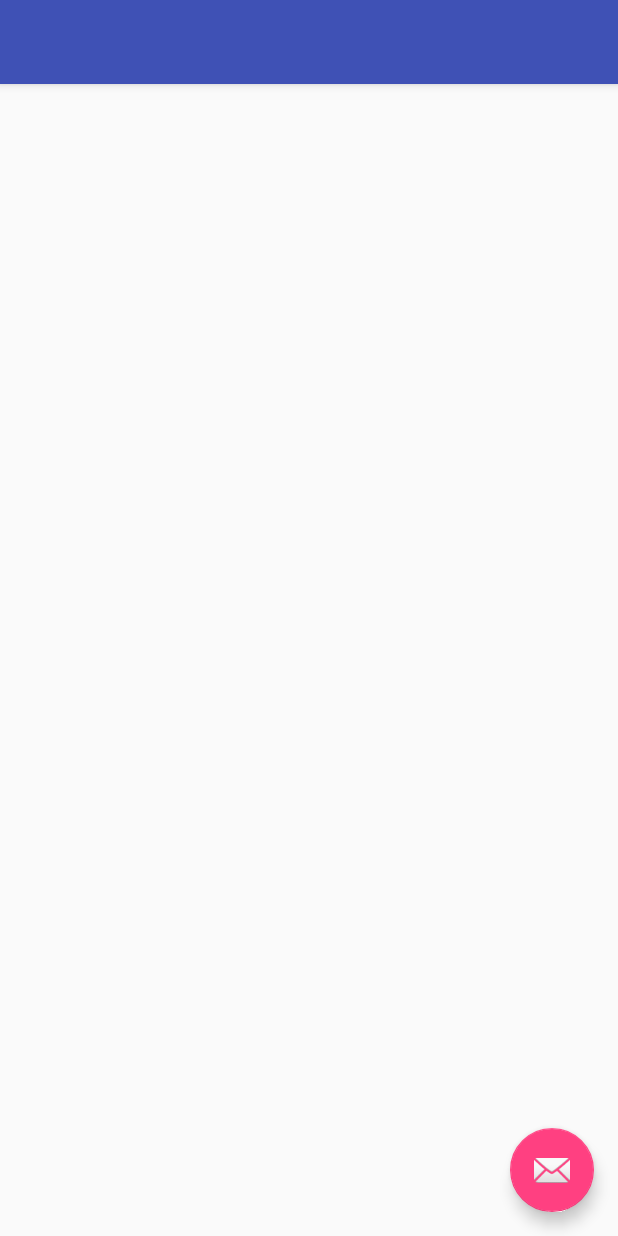
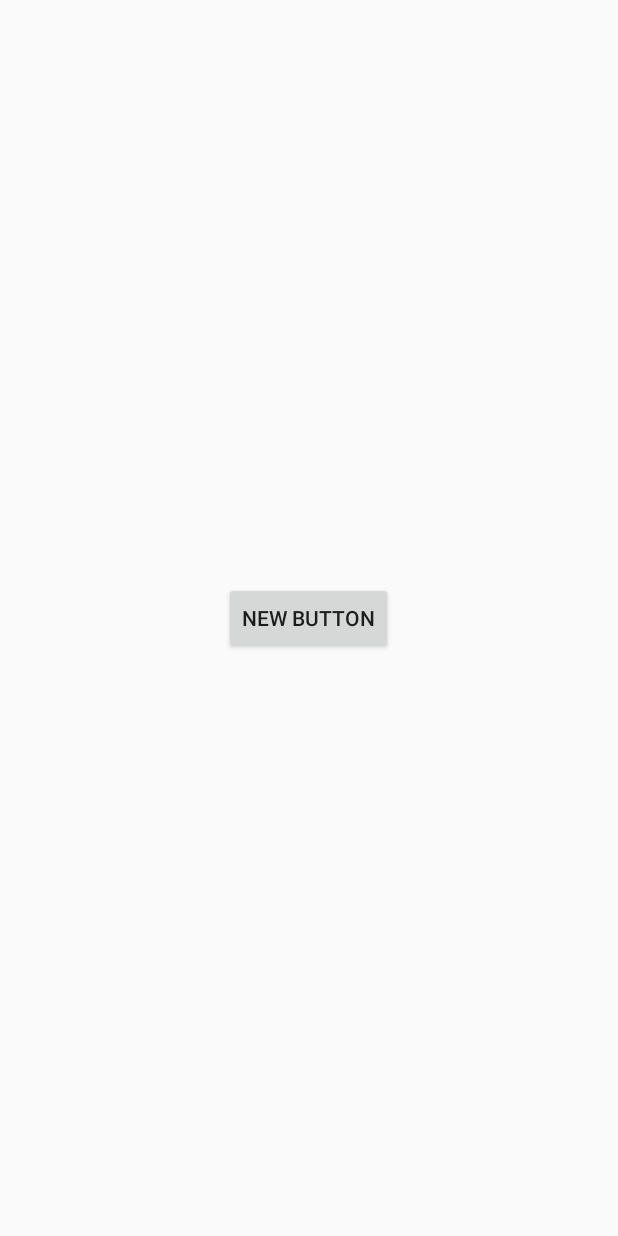
Before and after one commit to EjemplosAndroid/PruebaGitHub, an Android app: the screen it shows after launch (MainActivity), on a phone screen of 412 x 824 dp. Run offline under Robolectric (Android 15) with nearby library versions, the phone set to English and light mode, and no system bars.

Commit message:
add boton xml

```diff
--- a/app/src/main/res/layout/activity_main.xml
+++ b/app/src/main/res/layout/activity_main.xml
@@ -1,25 +1,16 @@
 <?xml version="1.0" encoding="utf-8"?>
-<android.support.design.widget.CoordinatorLayout
+<RelativeLayout
     xmlns:android="http://schemas.android.com/apk/res/android"
     xmlns:app="http://schemas.android.com/apk/res-auto"
     xmlns:tools="http://schemas.android.com/tools" android:layout_width="match_parent"
     android:layout_height="match_parent" android:fitsSystemWindows="true"
     tools:context=".MainActivity">
 
-    <android.support.design.widget.AppBarLayout android:layout_height="wrap_content"
-        android:layout_width="match_parent" android:theme="@style/AppTheme.AppBarOverlay">
-
-        <android.support.v7.widget.Toolbar android:id="@+id/toolbar"
-            android:layout_width="match_parent" android:layout_height="?attr/actionBarSize"
-            android:background="?attr/colorPrimary" app:popupTheme="@style/AppTheme.PopupOverlay" />
-
-    </android.support.design.widget.AppBarLayout>
-
-    <include layout="@layout/content_main" />
-
-    <android.support.design.widget.FloatingActionButton android:id="@+id/fab"
-        android:layout_width="wrap_content" android:layout_height="wrap_content"
-        android:layout_gravity="bottom|end" android:layout_margin="@dimen/fab_margin"
-        android:src="@android:drawable/ic_dialog_email" />
-
-</android.support.design.widget.CoordinatorLayout>
+    <Button
+        android:layout_width="wrap_content"
+        android:layout_height="wrap_content"
+        android:text="New Button"
+        android:id="@+id/button"
+        android:layout_centerVertical="true"
+        android:layout_centerHorizontal="true" />
+</RelativeLayout>
```
Also changed, not shown: 1 other file.
